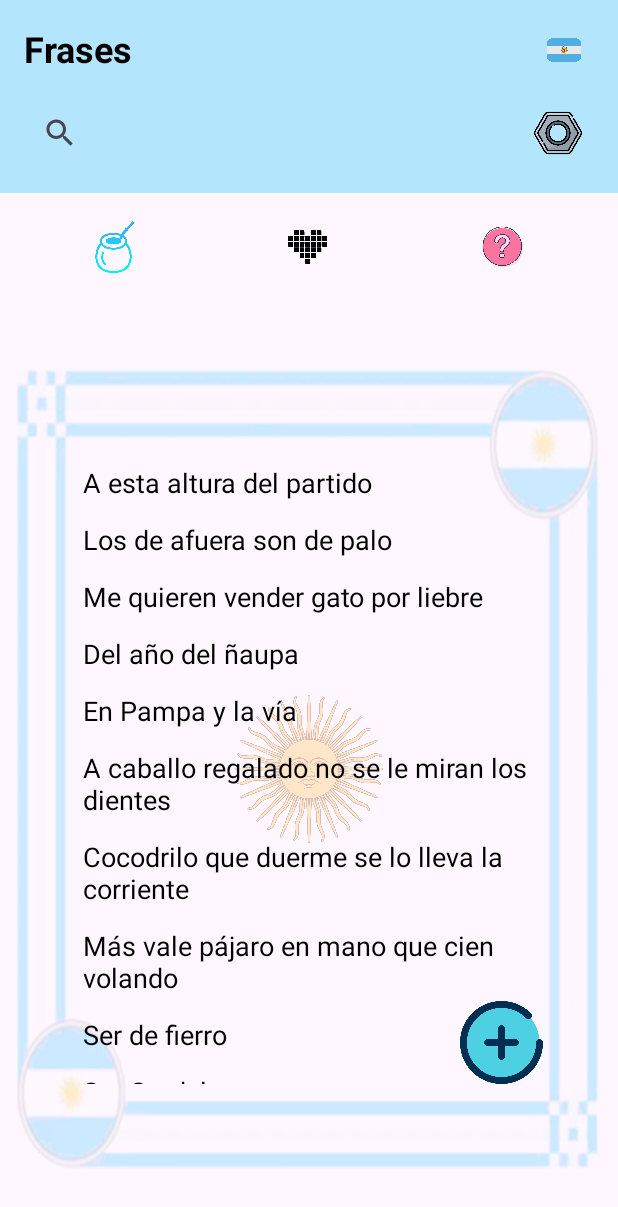
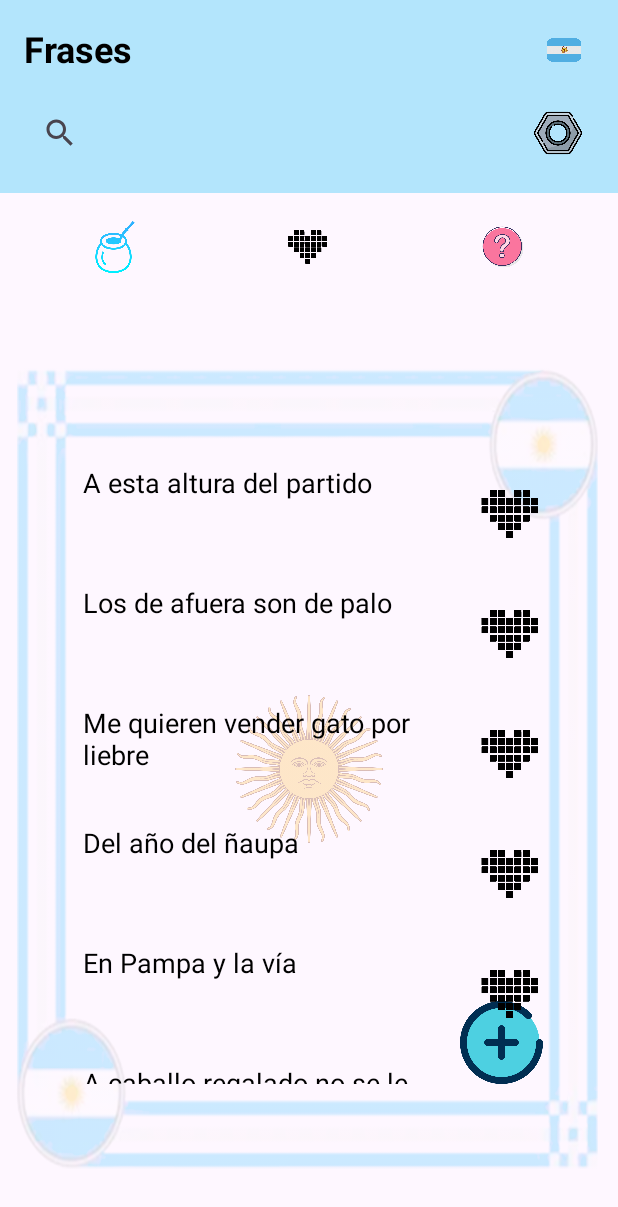
Before and after one commit to GonzaloMModic/final-am-acn4av-modic, an Android app: the screen it shows after launch (MainActivity), on a phone screen of 412 x 824 dp. Shown: the top 1207 px of the screen. Run offline under Robolectric (Android 15) with nearby library versions, the phone set to English and light mode, and no system bars.

Commit message:
feat: permitir agregar frases a favoritos
También se refactorizó el método mostrarFrases para extraer la lógica de agregado en agregarAFavoritos.

```diff
--- a/app/src/main/java/com/example/am_acn4av_modic/MainActivity.java
+++ b/app/src/main/java/com/example/am_acn4av_modic/MainActivity.java
@@ -22,9 +22,12 @@ import java.util.Random;
 public class MainActivity extends AppCompatActivity {
 
     private LinearLayout linearLayoutFrases;
+    private LinearLayout layoutFrasesFavoritas;
     private TextView tituloFrases;
+    private LinearLayout layoutFraseDelDia;
 
     private final List<String> frases = new ArrayList<>();
+    protected List<String> frasesFavoritas = new ArrayList<>();
 
     @Override
     protected void onCreate(Bundle savedInstanceState) {
@@ -39,14 +42,15 @@ public class MainActivity extends AppCompatActivity {
         });
 
         tituloFrases = findViewById(R.id.tituloFrases);
+        layoutFrasesFavoritas = findViewById(R.id.frasesFavoritas);
+        linearLayoutFrases = findViewById(R.id.frasesContainer);
+        LinearLayout layoutFraseDelDia = findViewById(R.id.fraseDelDia);
 
         ImageButton btnInicio = findViewById(R.id.btnInicio);
         ImageButton btnFavoritos = findViewById(R.id.btnFavoritos);
         ImageButton btnFraseDia = findViewById(R.id.btnFraseDia);
 
         ScrollView scrollFavoritos = findViewById(R.id.scrollFavoritos);
-        linearLayoutFrases = findViewById(R.id.frasesContainer);
-        LinearLayout layoutFraseDelDia = findViewById(R.id.fraseDelDia);
 
         btnInicio.setOnClickListener(v -> {
             tituloFrases.setText("Frases");
@@ -83,6 +87,7 @@ public class MainActivity extends AppCompatActivity {
         });
 
         cargarFrases();
+        mostrarFrases();
     }
     private void cargarFrases() {
         frases.add("A esta altura del partido");
@@ -108,17 +113,46 @@ public class MainActivity extends AppCompatActivity {
         frases.add("Acá el que no corre vuela");
         frases.add("Buscarle la quinta pata al gato");
         frases.add("No hay tu tía");
+
         Log.d("Frases", "Total frases cargadas: " + frases.size());
 
+
+    }
+
+    private void mostrarFrases() {
         for (String frase : frases) {
+            Log.d("DEBUG", "Agregando frase: " + frase);
+            LinearLayout contenedor = new LinearLayout(this);
+            contenedor.setOrientation(LinearLayout.HORIZONTAL);
+            contenedor.setPadding(0, 10, 0, 10);
+
             TextView textView = new TextView(this);
             textView.setText(frase);
-            textView.setTextSize(18); // Puedes ajustar el tamaño del texto
-            textView.setPadding(0, 10, 0, 10); // Espaciado entre frases
-            textView.setTextColor(Color.BLACK); // Color del texto
+            textView.setTextSize(18);
+            textView.setTextColor(Color.BLACK);
+            textView.setLayoutParams(new LinearLayout.LayoutParams(0, LinearLayout.LayoutParams.WRAP_CONTENT, 1f));
 
-            linearLayoutFrases.addView(textView);
+            ImageButton btnFav = new ImageButton(this);
+            btnFav.setImageResource(R.drawable.corazon_off);
+            btnFav.setBackgroundColor(Color.TRANSPARENT);
+            btnFav.setAdjustViewBounds(true);
+            btnFav.setMaxWidth(100);
+            btnFav.setMaxHeight(100);
+
+            btnFav.setOnClickListener(v -> {
+                if (!frasesFavoritas.contains(frase)) {
+                    frasesFavoritas.add(frase);
+                    btnFav.setImageResource(R.drawable.corazon_on);
+                    agregarAFavoritos(frase);
+                }
+            });
+
+            contenedor.addView(textView);
+            contenedor.addView(btnFav);
+
+            linearLayoutFrases.addView(contenedor);
         }
+
     }
 
     private void mostrarFraseDelDia() {
@@ -130,4 +164,14 @@ public class MainActivity extends AppCompatActivity {
             fraseDelDiaText.setText(fraseAleatoria);
         }
     }
+
+    private void agregarAFavoritos(String frase) {
+        TextView textoFavorito = new TextView(this);
+        textoFavorito.setText(frase);
+        textoFavorito.setTextSize(18);
+        textoFavorito.setTextColor(Color.BLACK);
+        textoFavorito.setPadding(80, 10, 80, 10);
+        textoFavorito.setTextAlignment(View.TEXT_ALIGNMENT_CENTER);
+        layoutFrasesFavoritas.addView(textoFavorito);
+    }
 }
--- a/app/src/main/res/layout/activity_main.xml
+++ b/app/src/main/res/layout/activity_main.xml
@@ -204,15 +204,6 @@
                 android:layout_height="wrap_content"
                 android:orientation="vertical">
 
-                <TextView
-                    android:id="@+id/mensajeVacio"
-                    android:layout_width="match_parent"
-                    android:layout_height="wrap_content"
-                    android:text="@string/sin_frases"
-                    android:textSize="18sp"
-                    android:gravity="center"
-                    />
-
             </LinearLayout>
         </ScrollView>
 
```
